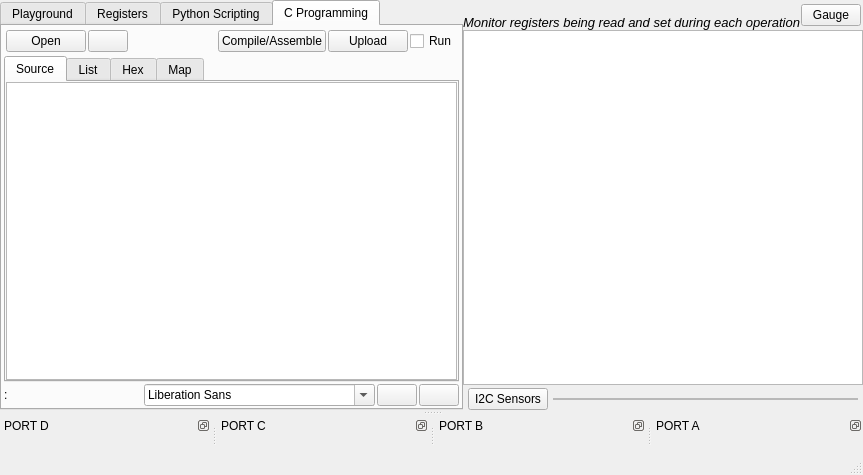
First picture: the form in utilities/templates/layoutplus.ui, repository csparkresearch/KuttyPy-GUI, before the edit.
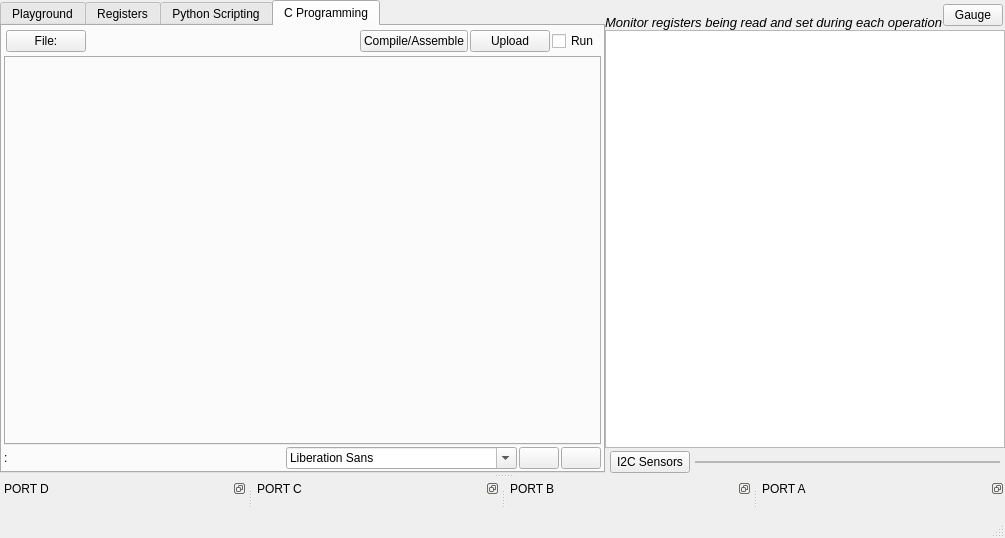
Second picture: the form after the edit. The open tabs and pages were chosen to show the change. Icons and pictures are not drawn.

Patch:
```diff
--- a/utilities/templates/layoutplus.ui
+++ b/utilities/templates/layoutplus.ui
@@ -6,8 +6,8 @@
    <rect>
     <x>0</x>
     <y>0</y>
-    <width>863</width>
-    <height>475</height>
+    <width>1005</width>
+    <height>538</height>
    </rect>
   </property>
   <property name="windowTitle">
@@ -495,113 +495,12 @@
           <property name="currentIndex">
            <number>0</number>
           </property>
-          <widget class="QWidget" name="sourceTab">
-           <attribute name="title">
-            <string>Source</string>
-           </attribute>
-           <layout class="QHBoxLayout" name="horizontalLayout_3">
-            <property name="spacing">
-             <number>0</number>
-            </property>
-            <property name="leftMargin">
-             <number>0</number>
-            </property>
-            <property name="topMargin">
-             <number>0</number>
-            </property>
-            <property name="rightMargin">
-             <number>0</number>
-            </property>
-            <property name="bottomMargin">
-             <number>0</number>
-            </property>
-            <item>
-             <widget class="QPlainTextEdit" name="editor">
-              <property name="font">
-               <font>
-                <family>Ubuntu Mono</family>
-                <pointsize>12</pointsize>
-               </font>
-              </property>
-             </widget>
-            </item>
-           </layout>
-          </widget>
-          <widget class="QWidget" name="listTab">
-           <attribute name="title">
-            <string>List</string>
-           </attribute>
-           <layout class="QVBoxLayout" name="verticalLayout">
-            <property name="spacing">
-             <number>0</number>
-            </property>
-            <property name="leftMargin">
-             <number>0</number>
-            </property>
-            <property name="topMargin">
-             <number>0</number>
-            </property>
-            <property name="rightMargin">
-             <number>0</number>
-            </property>
-            <property name="bottomMargin">
-             <number>0</number>
-            </property>
-            <item>
-             <widget class="QTextBrowser" name="listEditor"/>
-            </item>
-           </layout>
-          </widget>
-          <widget class="QWidget" name="hexTab">
-           <attribute name="title">
-            <string>Hex</string>
-           </attribute>
-           <layout class="QVBoxLayout" name="verticalLayout_2">
-            <property name="spacing">
-             <number>0</number>
-            </property>
-            <property name="leftMargin">
-             <number>0</number>
-            </property>
-            <property name="topMargin">
-             <number>0</number>
-            </property>
-            <property name="rightMargin">
-             <number>0</number>
-            </property>
-            <property name="bottomMargin">
-             <number>0</number>
-            </property>
-            <item>
-             <widget class="QTextBrowser" name="hexEditor"/>
-            </item>
-           </layout>
-          </widget>
-          <widget class="QWidget" name="mapTab">
-           <attribute name="title">
-            <string>Map</string>
-           </attribute>
-           <layout class="QVBoxLayout" name="verticalLayout_3">
-            <property name="spacing">
-             <number>0</number>
-            </property>
-            <property name="leftMargin">
-             <number>0</number>
-            </property>
-            <property name="topMargin">
-             <number>0</number>
-            </property>
-            <property name="rightMargin">
-             <number>0</number>
-            </property>
-            <property name="bottomMargin">
-             <number>0</number>
-            </property>
-            <item>
-             <widget class="QTextBrowser" name="mapEditor"/>
-            </item>
-           </layout>
-          </widget>
+          <property name="tabsClosable">
+           <bool>true</bool>
+          </property>
+          <property name="movable">
+           <bool>true</bool>
+          </property>
          </widget>
         </item>
         <item row="4" column="0" colspan="5">
@@ -718,36 +617,9 @@
             <number>2</number>
            </property>
            <item>
-            <widget class="QPushButton" name="openCodeButton">
-             <property name="sizePolicy">
-              <sizepolicy hsizetype="Maximum" vsizetype="Maximum">
-               <horstretch>0</horstretch>
-               <verstretch>0</verstretch>
-              </sizepolicy>
-             </property>
+            <widget class="QPushButton" name="fileMenuButton">
              <property name="text">
-              <string>Open</string>
-             </property>
-             <property name="icon">
-              <iconset resource="resplus.qrc">
-               <normaloff>:/control/document-open.png</normaloff>:/control/document-open.png</iconset>
-             </property>
-            </widget>
-           </item>
-           <item>
-            <widget class="QPushButton" name="saveButton">
-             <property name="sizePolicy">
-              <sizepolicy hsizetype="Fixed" vsizetype="Fixed">
-               <horstretch>0</horstretch>
-               <verstretch>0</verstretch>
-              </sizepolicy>
-             </property>
-             <property name="text">
-              <string/>
-             </property>
-             <property name="icon">
-              <iconset resource="resplus.qrc">
-               <normaloff>:/control/saveall.png</normaloff>:/control/saveall.png</iconset>
+              <string>File:</string>
              </property>
             </widget>
            </item>
```
Left out of the diff: 78 changed lines with no effect on the pictures.
